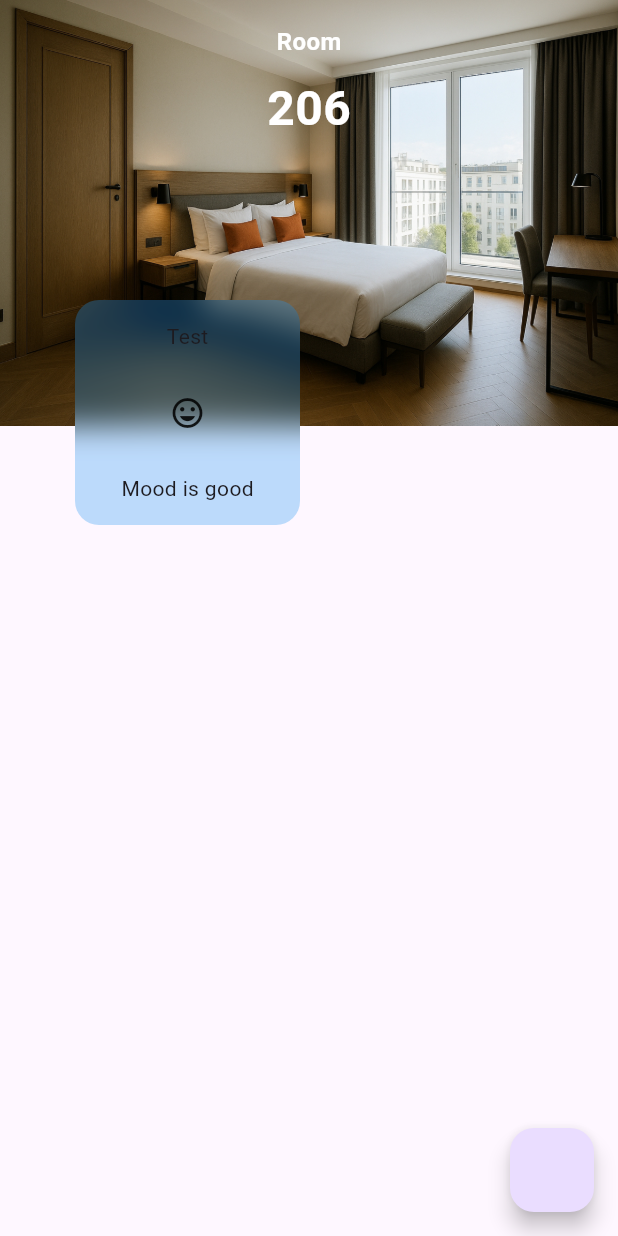
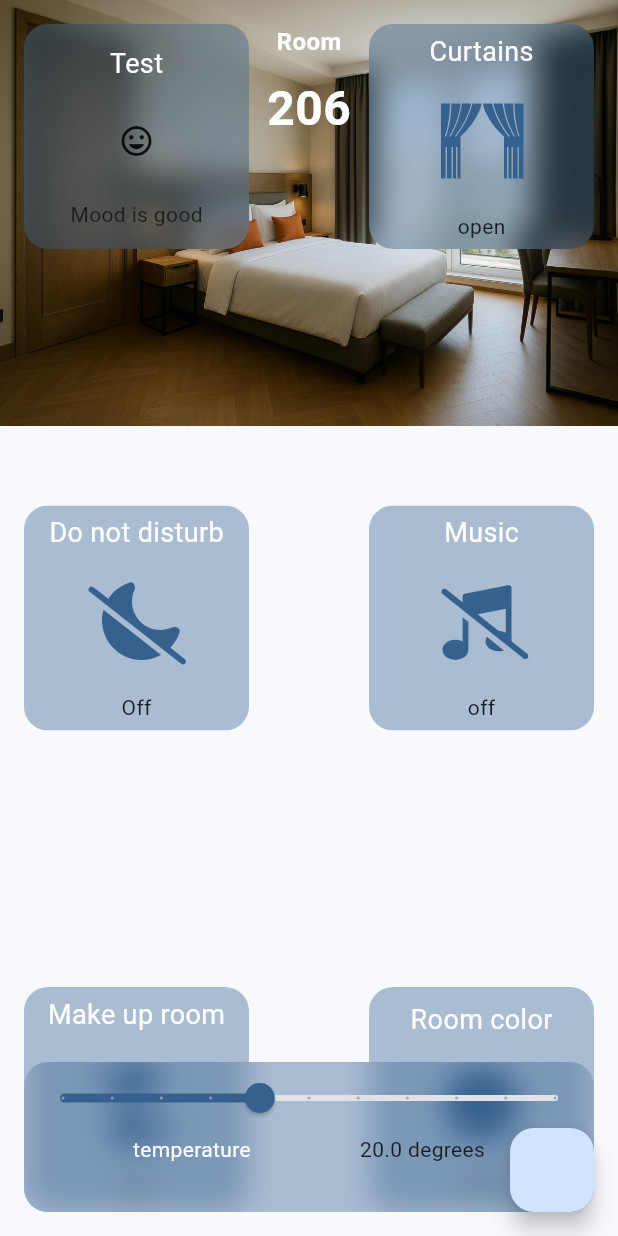
Before and after one commit to 0353497/hotel_room_skills_w26, a Flutter app: the screen it shows after launch, on a phone screen of 412 x 824 dp. Run offline on Flutter 3.47's test engine with Material 3 defaults, Android fonts, the phone set to English and light mode, and no system bars; our stand-ins replace flutter_dotenv, flutter_svg; network calls fail.

Commit message:
Refactor LiquidGlassBox and enhance homepage layout with GlassButton and GlassSlider components

```diff
--- /dev/null
+++ b/lib/components/glass_button.dart
@@ -0,0 +1,27 @@
+import 'package:flutter/material.dart';
+import 'package:hotel_room/components/liquid_glass_box.dart';
+
+class GlassButton extends StatelessWidget {
+  const GlassButton({
+    super.key, required this.children, required this.alignment,
+  });
+  final Alignment alignment;
+  final List<Widget> children;
+
+  @override
+  Widget build(BuildContext context) {
+    return LiquidGlassBox(
+      width: 150,
+      height: 150,
+      alignment: alignment,
+      child: Center(
+        child: Column(
+          mainAxisAlignment: MainAxisAlignment.spaceAround,
+          children: [
+            ...children
+          ],
+        ),
+      ),
+    );
+  }
+}
--- a/lib/components/liquid_glass_box.dart
+++ b/lib/components/liquid_glass_box.dart
@@ -3,20 +3,27 @@ import 'dart:ui';
 import 'package:flutter/material.dart';
 
 class LiquidGlassBox extends StatelessWidget {
-  const LiquidGlassBox({super.key, required this.width, required this.height, required this.child, required this.top, required this.left});
+  const LiquidGlassBox({
+    super.key,
+    required this.width,
+    required this.height,
+    required this.child,
+    required this.alignment,
+    this.padding = const EdgeInsets.all(16),
+  });
+
   final double width;
   final double height;
   final Widget child;
-  final double top;
-  final double left;
+  final Alignment alignment;
+  final EdgeInsets padding;
 
   @override
   Widget build(BuildContext context) {
-    return Positioned(
-      width: width,
-      height: height,
-      top: top,
-      left: left,
+    return Align(
+      alignment: alignment,
+      child: Padding(
+        padding: padding,
         child: ClipRRect(
           borderRadius: BorderRadius.circular(16),
           child: InkWell(
@@ -35,7 +42,7 @@ class LiquidGlassBox extends StatelessWidget {
                       sigmaY: 10,
                     ),
                     child: Container(
-                    color: Colors.blue.withValues(alpha: 0.3),
+                      color: Theme.of(context).colorScheme.primary.withValues(alpha: 0.4),
                     ),
                   ),
                   child
@@ -44,6 +51,7 @@ class LiquidGlassBox extends StatelessWidget {
             ),
           ),
         ),
+      ),
     );
   }
 }
--- a/lib/main.dart
+++ b/lib/main.dart
@@ -12,7 +12,10 @@ class MainApp extends StatelessWidget {
 
   @override
   Widget build(BuildContext context) {
-    return const MaterialApp(
+    return MaterialApp(
+      theme: ThemeData(
+        colorScheme: ColorScheme.fromSeed(seedColor: Colors.blue)
+      ),
       home: Homepage()
     );
   }
--- a/lib/pages/homepage.dart
+++ b/lib/pages/homepage.dart
@@ -1,4 +1,6 @@
 import 'package:flutter/material.dart';
+import 'package:flutter_svg/svg.dart';
+import 'package:hotel_room/components/glass_button.dart';
 import 'package:hotel_room/components/liquid_glass_box.dart';
 import 'package:hotel_room/utils/api.dart';
 
@@ -31,22 +33,105 @@ class _HomepageState extends State<Homepage> {
             "assets/curtains_open.jpg",
             fit: BoxFit.fill,
           ),
-          LiquidGlassBox(
-            width: 150,
-            height: 150,
-            left: 50,
-            top: 200,
-            child: Center(
-              child: Column(
-                mainAxisAlignment: MainAxisAlignment.spaceAround,
-              children: [
-                Text("Test"),
-                Icon(Icons.mood),
-                Text("Mood is good")
-              ],
-            ),
-            ),
+
+          GlassButton(
+            alignment: Alignment.topLeft,
+            children:[
+              Text("Test",
+              style: TextStyle(
+                color: Colors.white,
+                fontSize: 18
+              )
+              ),
+              Icon(Icons.mood),
+              Text("Mood is good")
+            ]
           ),
+          GlassButton(
+            alignment: Alignment.centerLeft,
+            children:[
+              Text("Do not disturb",
+              style: TextStyle(
+                color: Colors.white,
+                fontSize: 18
+              )
+              ),
+              SvgPicture.asset("assets/do_not_disturb_off.svg",
+              colorFilter: ColorFilter.mode(Theme.of(context).primaryColor, BlendMode.srcIn),
+              ),
+              Text("Off")
+            ]
+          ),
+          GlassButton(
+            alignment: Alignment.bottomLeft,
+            children:[
+              Text("Make up room",
+              style: TextStyle(
+                color: Colors.white,
+                fontSize: 18
+              )
+              ),
+              SvgPicture.asset("assets/make_up_room_off.svg",
+              colorFilter: ColorFilter.mode(Theme.of(context).primaryColor, BlendMode.srcIn),
+              ),
+              Text("off")
+            ]
+          ),
+           GlassButton(
+            alignment: Alignment.topRight,
+            children:[
+              Text("Curtains",
+              style: TextStyle(
+                color: Colors.white,
+                fontSize: 18
+              )
+              ),
+              SvgPicture.asset("assets/curtains_open.svg",
+              colorFilter: ColorFilter.mode(Theme.of(context).primaryColor, BlendMode.srcIn),
+              ),
+              Text("open")
+            ]
+          ),
+           GlassButton(
+            alignment: Alignment.centerRight,
+            children:[
+              Text("Music",
+              style: TextStyle(
+                color: Colors.white,
+                fontSize: 18
+              )
+              ),
+              SvgPicture.asset("assets/music_off.svg",
+              colorFilter: ColorFilter.mode(Theme.of(context).primaryColor, BlendMode.srcIn),
+              ),
+              Text("off")
+            ]
+          ),
+
+          GlassButton(
+            alignment: Alignment.bottomRight,
+            children:[
+              Text("Room color",
+              style: TextStyle(
+                color: Colors.white,
+                fontSize: 18
+              )
+              ),
+              Container(
+                width: 50,
+                height: 50,
+                decoration: BoxDecoration(
+                  shape: BoxShape.circle,
+                  color: Theme.of(context).primaryColor
+                ),
+              ),
+              Text("color")
+            ]
+          ),
+
+
+          GlassSlider(),
+
           Align(
             alignment: Alignment.topCenter,
             child: Padding(
@@ -81,3 +166,61 @@ class _HomepageState extends State<Homepage> {
     );
   }
 }
+
+class GlassSlider extends StatefulWidget {
+  const GlassSlider({
+    super.key,
+  });
+
+  @override
+  State<GlassSlider> createState() => _GlassSliderState();
+}
+
+class _GlassSliderState extends State<GlassSlider> {
+
+  double value = 20;
+
+  @override
+  Widget build(BuildContext context) {
+    return Align(
+      alignment: Alignment.bottomCenter,
+      child: Column(
+        mainAxisSize: MainAxisSize.min,
+        children: [
+          LiquidGlassBox(
+            width: 400,
+            height: 100,
+            alignment: Alignment.bottomCenter,
+            child: Column(
+              mainAxisSize: MainAxisSize.min,
+              children: [
+                Slider(
+                  overlayColor: WidgetStatePropertyAll(Theme.of(context).colorScheme.secondary),
+                  divisions: 10,
+                  min: 16,
+                  max: 26,
+                  value: value,
+                  onChanged: (newvalue) {
+                    setState(() {
+                      value = newvalue;
+                    });
+                  }),
+                 Row(
+                  mainAxisAlignment: MainAxisAlignment.spaceEvenly,
+                  children: [
+                    Text("temperature",
+                    style: TextStyle(
+                      color: Colors.white
+                    ),
+                    ),
+                    Text("$value degrees"),
+                  ],
+                )
+              ],
+            )
+            ),
+        ],
+      ),
+    );
+  }
+}
--- a/lib/utils/api.dart
+++ b/lib/utils/api.dart
@@ -34,4 +34,21 @@ class HttpService {
     }
   }
 
+    static Future<void> getRoomData() async {
+    try {
+      debugPrint("calling api");
+      final http.Response response = await http.post(
+        Uri.parse('http://104.248.94.175/api/room'),
+        headers: <String, String>{
+          'Content-Type': 'application/json; charset=UTF-8',
+          'Authorization': 'Bearer $_token',
+        },
+      );
+      final body =  jsonDecode(response.body) as Map<String, dynamic>;
+      debugPrint(body.toString());
+    } catch (e) {
+      debugPrint(e.toString());
+    }
+  }
+
 }
```
Lines whose indentation alone changed are shown as unchanged.
